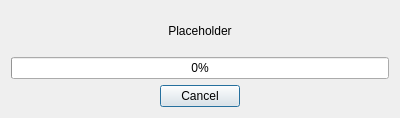
Old version of the form loadvmfdialogue.ui in the repository noodlecollie/vmfstripper.
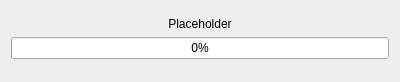
New version of the form.

```diff
--- a/loadvmfdialogue.ui
+++ b/loadvmfdialogue.ui
@@ -7,13 +7,26 @@
     <x>0</x>
     <y>0</y>
     <width>400</width>
-    <height>118</height>
+    <height>82</height>
    </rect>
   </property>
   <property name="windowTitle">
    <string>Information</string>
   </property>
   <layout class="QVBoxLayout" name="verticalLayout">
+   <item>
+    <spacer name="verticalSpacer_2">
+     <property name="orientation">
+      <enum>Qt::Vertical</enum>
+     </property>
+     <property name="sizeHint" stdset="0">
+      <size>
+       <width>20</width>
+       <height>40</height>
+      </size>
+     </property>
+    </spacer>
+   </item>
    <item>
     <widget class="QLabel" name="label">
      <property name="text">
@@ -34,13 +47,26 @@
      </property>
     </widget>
    </item>
+   <item>
+    <spacer name="verticalSpacer">
+     <property name="orientation">
+      <enum>Qt::Vertical</enum>
+     </property>
+     <property name="sizeHint" stdset="0">
+      <size>
+       <width>20</width>
+       <height>40</height>
+      </size>
+     </property>
+    </spacer>
+   </item>
    <item>
     <widget class="QDialogButtonBox" name="buttonBox">
      <property name="orientation">
       <enum>Qt::Horizontal</enum>
      </property>
      <property name="standardButtons">
-      <set>QDialogButtonBox::Cancel</set>
+      <set>QDialogButtonBox::NoButton</set>
      </property>
      <property name="centerButtons">
       <bool>true</bool>
```
